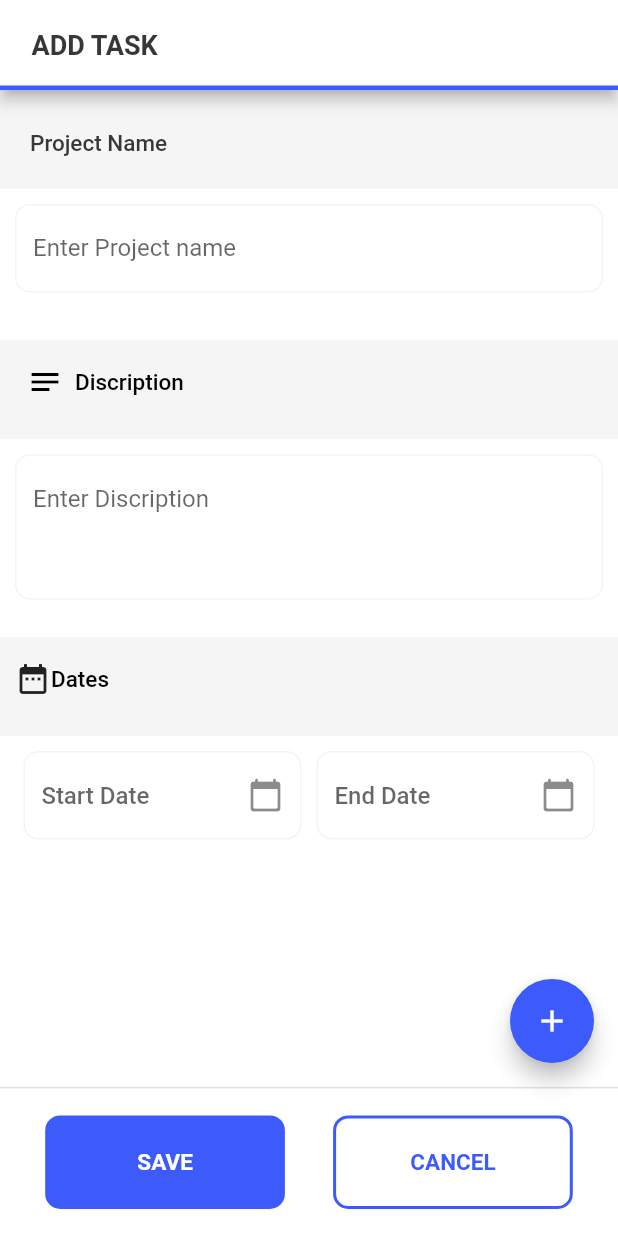
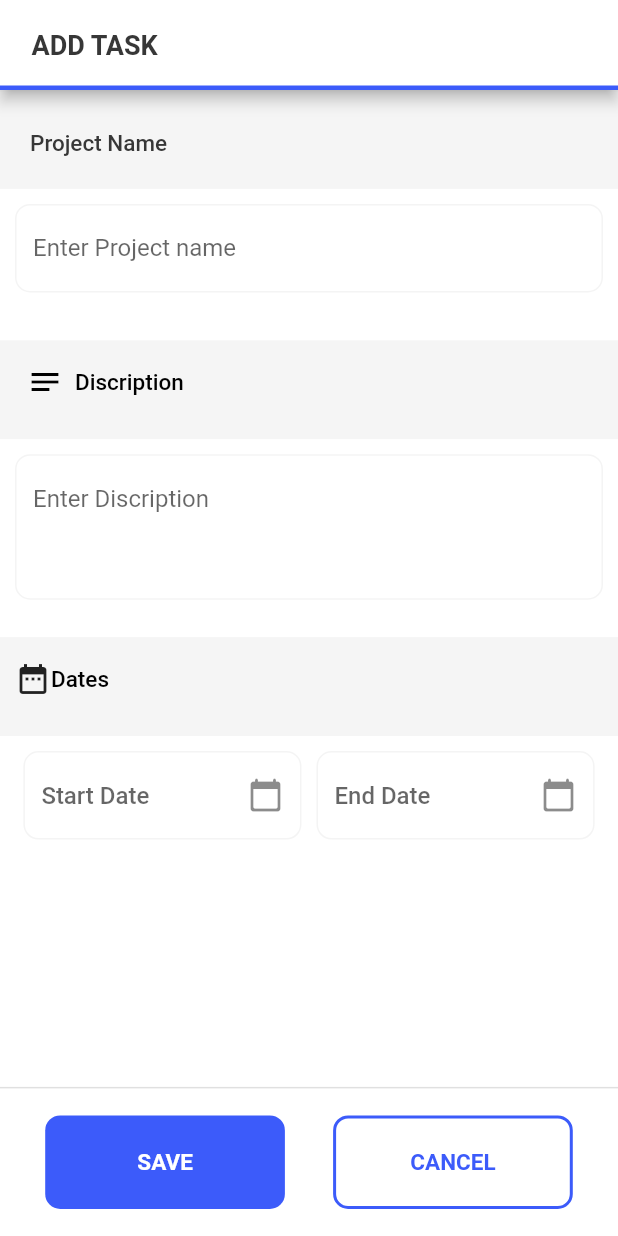
Before and after one commit to Zishan-62/MAANAGE, a Flutter app: the AddTask screen opened by its route, on a phone screen of 412 x 824 dp. Run offline on Flutter 3.47's test engine with Material 2 defaults, Android fonts, the phone set to English and light mode, and no system bars; our stand-ins replace buttons_tabbar, datetime_picker_formfield, firebase_auth, firebase_core, geocoding, geolocator and 7 more; missing offline and left inert: dart:ffi; accounts and stored records are empty; Roboto replaces fonts that are missing (Montserrat).

Commit message:
project api

```diff
--- a/mini_project_3/maanage/lib/Models/addMembersToProject.dart
+++ b/mini_project_3/maanage/lib/Models/addMembersToProject.dart
@@ -1,5 +1,5 @@
 class Members {
-  final int? id;
+  final String? id;
   final String? name;
 
   Members({
--- a/mini_project_3/maanage/lib/Task/addTask.dart
+++ b/mini_project_3/maanage/lib/Task/addTask.dart
@@ -352,15 +352,15 @@ class _AddTaskState extends State<AddTask> {
           // ),
         ]),
       ),
-      floatingActionButton: FloatingActionButton(
-        backgroundColor: Color(0xFF3C5BFA),
-        onPressed: () {},
-        isExtended: true,
-        child: Icon(
-          Icons.add,
-          color: Color(0xFFFFFFFF),
-        ),
-      ),
+      // floatingActionButton: FloatingActionButton(
+      //   backgroundColor: Color(0xFF3C5BFA),
+      //   onPressed: () {},
+      //   isExtended: true,
+      //   child: Icon(
+      //     Icons.add,
+      //     color: Color(0xFFFFFFFF),
+      //   ),
+      // ),
       //start the floating button from here
       persistentFooterButtons: [
         Row(
@@ -391,7 +391,7 @@ class _AddTaskState extends State<AddTask> {
                 //  Navigator.push(context, MaterialPageRoute(builder: (context) => HomePage() ),
                 //  },
                 onTap: () {
-                  Navigator.pushNamed(context, 'project');
+                  // Navigator.pushNamed(context, 'project');
                 },
               ),
             ),
--- a/mini_project_3/maanage/lib/Task/task.dart
+++ b/mini_project_3/maanage/lib/Task/task.dart
@@ -313,6 +313,7 @@ class _TaskState extends State<Task> {
       //   ],
       // ),
       floatingActionButton: FloatingActionButton(
+        heroTag: "btn4",
         backgroundColor: Color(0xFF3C5BFA),
         onPressed: () {
           Navigator.pushNamed(context, 'addtask');
```
Also changed, not shown: mini_project_3/maanage/lib/Project/AddProject.dart (+46 -10 lines).
